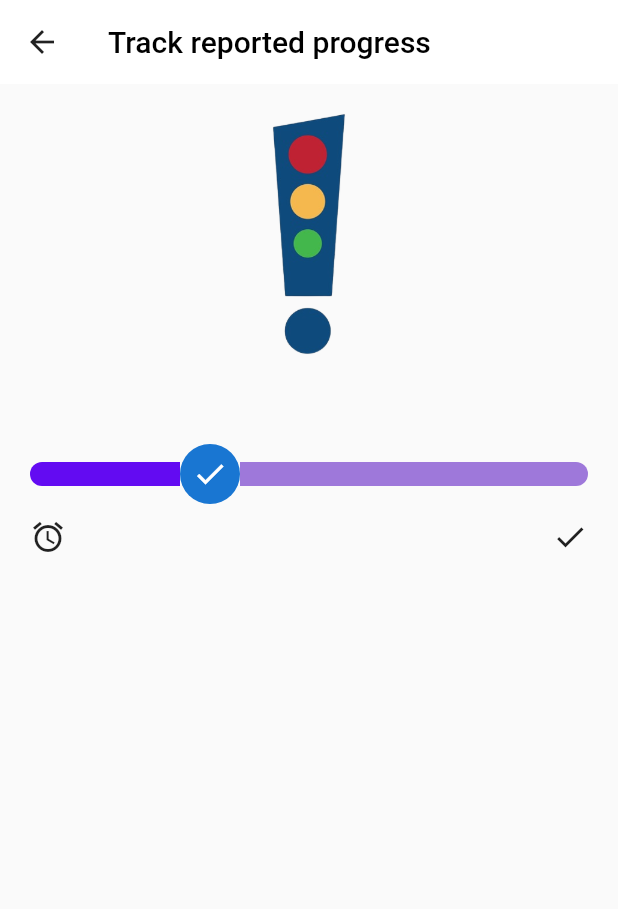
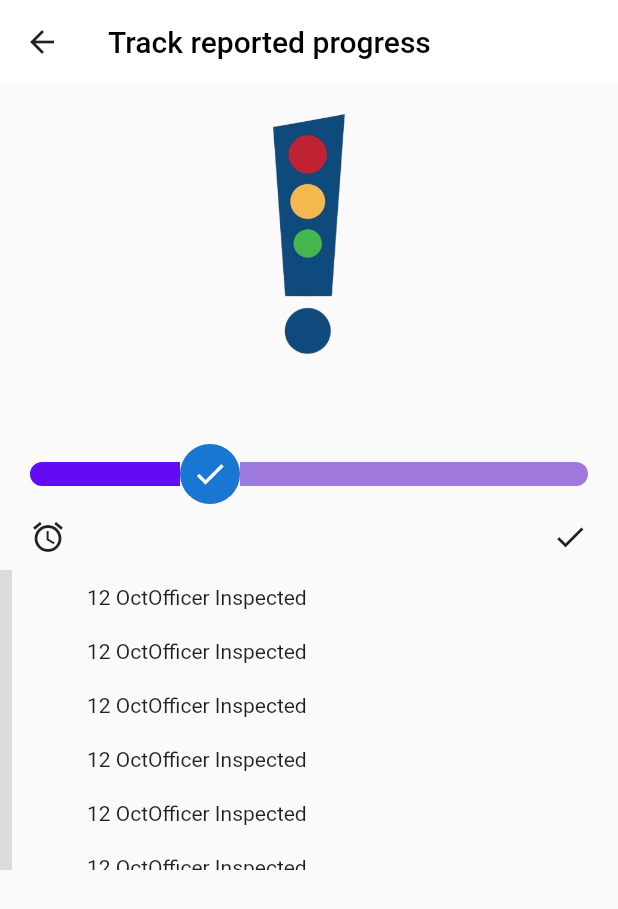
Before and after one commit to winay007/Hacksprint_PS5_4izhad, a Flutter app: the TrackProgress screen opened directly, on a phone screen of 412 x 824 dp. Shown: the top 909 px of the screen. Run offline on Flutter 3.47's test engine with Material 2 defaults, Android fonts, the phone set to English and light mode, and no system bars; our stand-ins replace cloud_firestore, firebase_auth, firebase_core, firebase_storage, geocoding, geolocator and 1 more; accounts and stored records are empty.

Commit message:
pushing homepage

```diff
--- a/lib/app_widget.dart
+++ b/lib/app_widget.dart
@@ -1,8 +1,7 @@
 import 'package:firebase_auth/firebase_auth.dart';
-// import 'package:firebase_core/firebase_core.dart';
 import 'package:flutter/material.dart';
 import 'package:road_app/bottom_navigation_bar.dart';
-import './screens/home.dart';
+import 'package:road_app/screens/track_progress_screen.dart';
 import './screens/sign_up.dart';
 
 class AppWidget extends StatelessWidget {
@@ -29,7 +28,11 @@ class AppWidget extends StatelessWidget {
           } else {
             return SignUp();
           }
-          }),
+        },
+      ),
+      routes: {
+        TrackProgress.routeName :(context) => TrackProgress()
+      },
     );
   }
 }
--- a/lib/screens/home.dart
+++ b/lib/screens/home.dart
@@ -1,8 +1,6 @@
 import 'package:cloud_firestore/cloud_firestore.dart';
-import 'package:firebase_core/firebase_core.dart';
 import 'package:flutter/material.dart';
-// import 'package:flutter/src/widgets/container.dart';
-// import 'package:flutter/src/widgets/framework.dart';
+import 'package:road_app/screens/track_progress_screen.dart';
 
 class HomePage extends StatefulWidget {
   const HomePage({super.key});
@@ -90,7 +88,7 @@ class CustomWidget extends StatelessWidget {
                 children: [
                   InkWell(
                     onTap: () {
-                      Navigator.push
+                      Navigator.pushNamed(context, TrackProgress.routeName);
                     },
                     child: Container(
                       color: Colors.red,
--- a/lib/screens/track_progress_screen.dart
+++ b/lib/screens/track_progress_screen.dart
@@ -3,6 +3,7 @@ import 'package:flutter/material.dart';
 class TrackProgress extends StatefulWidget {
   const TrackProgress({super.key});
 
+  static const String routeName = '/track_progress';
   @override
   State<TrackProgress> createState() => _TrackProgressState();
 }
@@ -23,7 +24,7 @@ class _TrackProgressState extends State<TrackProgress> {
       body: Column(
         mainAxisAlignment: MainAxisAlignment.start,
         children: [
-          Container(
+          SizedBox(
               height: 200, child: Image.asset("assets/images/authority.png")),
           Container(
             margin: const EdgeInsets.fromLTRB(0, 40, 0, 0),
@@ -74,9 +75,50 @@ class _TrackProgressState extends State<TrackProgress> {
                 Icon(Icons.done),
               ],
             ),
-          )
+          ),
+          Container(
+              height: 200,
+              decoration: const BoxDecoration(
+                border:  Border(
+                  left: BorderSide(
+                    color: Colors.black12,
+                    width: 8,
+                  ),
+                ),
+              ),
+              child: ListView.builder(
+                itemBuilder: ((context, index) {
+                  return CustomWidget();
+                }),
+                itemCount: 10,
+              ))
         ],
       ),
     );
   }
 }
+
+class CustomWidget extends StatefulWidget {
+  const CustomWidget({super.key});
+
+  @override
+  State<CustomWidget> createState() => _CustomWidgetState();
+}
+
+class _CustomWidgetState extends State<CustomWidget> {
+  @override
+  Widget build(BuildContext context) {
+    return Container(
+      margin: EdgeInsets.symmetric(horizontal: 50, vertical: 10),
+      width: 300,
+      child: Row(
+        children: [
+          Container(
+            child: Text('12 Oct'),
+          ),
+          Expanded(child: Container(child: Text('Officer Inspected'),))
+        ],
+      ),
+    );
+  }
+}
--- a/pubspec.yaml
+++ b/pubspec.yaml
@@ -39,6 +39,7 @@ dependencies:
   image_picker: ^0.8.6
   location: ^4.4.0
   geolocator: ^9.0.2
+  geocoding: ^2.0.5
 
   # The following adds the Cupertino Icons font to your application.
   # Use with the CupertinoIcons class for iOS style icons.
```
Also changed, not shown: assets/images/green_tick.png (added), pubspec.lock, 1 other file. Lines whose indentation alone changed are shown as unchanged.
